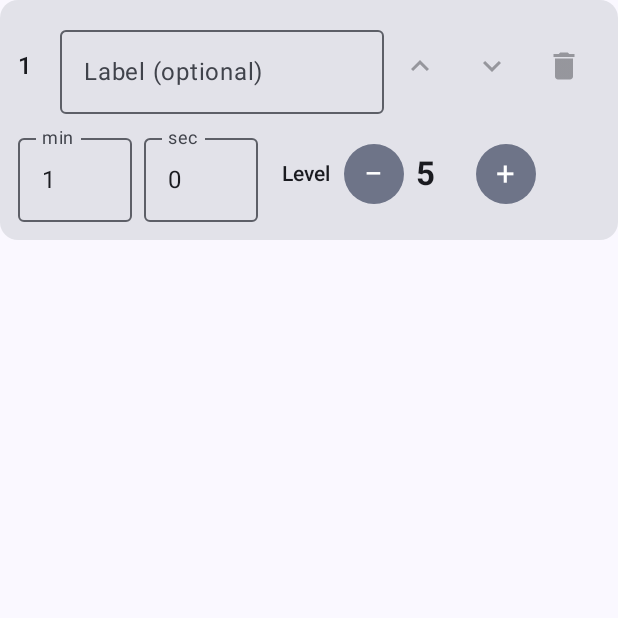
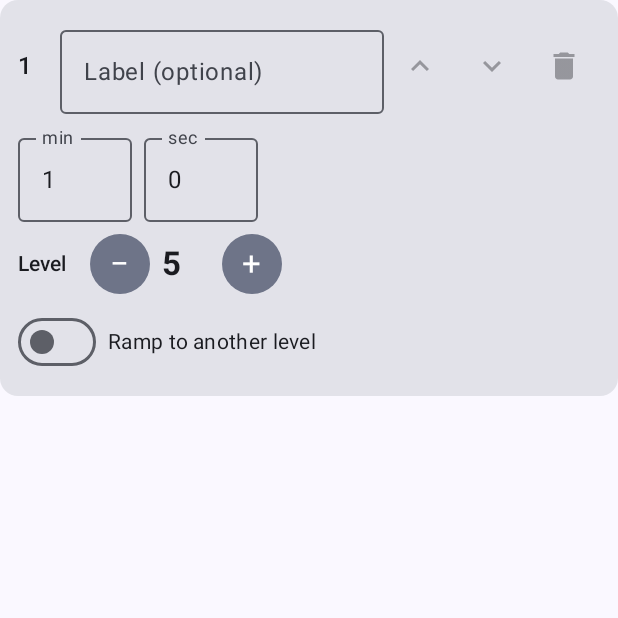
Before and after one commit to bt1002/bike-app, an Android app built with Jetpack Compose: the composable SegmentEditor called with empty values, on a phone screen of 412 x 824 dp, the top half of it. Run offline under Robolectric (Android 15) with nearby library versions, the phone set to English and light mode, and no system bars.

Commit message:
Ramp segments: change level steadily from one level to another
- Segment gains optional endLevel; levelAt() rounds the straight line between the two levels,
  so each step lasts the same time and peaks aren't held twice as long
- WorkoutEngine sends a level whenever the workout's level changes (not just at segment starts)
- Editor: 'Ramp to another level' switch with a To level; adding after a ramp ramps back
- Chart draws ramps with a sloped top; ride screen shows levels as 8->12
- 8 / 12 Steps becomes 8 / 12 Ramps: up 8->12 over 5 min, down over 5 min, three times

63 unit tests pass.

```diff
--- a/MerachRide/app/src/main/java/app/merachride/ui/WorkoutsScreen.kt
+++ b/MerachRide/app/src/main/java/app/merachride/ui/WorkoutsScreen.kt
@@ -30,6 +30,7 @@ import androidx.compose.material3.IconButton
 import androidx.compose.material3.MaterialTheme
 import androidx.compose.material3.OutlinedButton
 import androidx.compose.material3.OutlinedTextField
+import androidx.compose.material3.Switch
 import androidx.compose.material3.Text
 import androidx.compose.material3.TextButton
 import androidx.compose.runtime.Composable
@@ -279,28 +280,54 @@ private fun SegmentEditor(
             Row(verticalAlignment = Alignment.CenterVertically, horizontalArrangement = Arrangement.spacedBy(8.dp)) {
                 NumberField(seg.minutes, "min", Modifier.width(76.dp)) { onChange(seg.copy(minutes = it)) }
                 NumberField(seg.seconds, "sec", Modifier.width(76.dp)) { onChange(seg.copy(seconds = it)) }
-                Text("Level", style = MaterialTheme.typography.labelLarge, modifier = Modifier.padding(start = 8.dp))
-                FilledTonalIconButton(
-                    onClick = { onChange(seg.copy(level = seg.level - 1)) },
-                    enabled = seg.level > FtmsProtocol.MIN_LEVEL,
-                    modifier = Modifier.size(40.dp),
-                ) { Text("−", fontSize = 22.sp) }
+            }
+            Row(verticalAlignment = Alignment.CenterVertically, horizontalArrangement = Arrangement.spacedBy(8.dp)) {
                 Text(
-                    "${seg.level}",
-                    style = MaterialTheme.typography.titleLarge,
-                    fontWeight = FontWeight.Bold,
-                    modifier = Modifier.width(32.dp),
+                    if (seg.endLevel == null) "Level" else "From",
+                    style = MaterialTheme.typography.labelLarge,
+                    modifier = Modifier.width(40.dp),
                 )
-                FilledTonalIconButton(
-                    onClick = { onChange(seg.copy(level = seg.level + 1)) },
-                    enabled = seg.level < FtmsProtocol.MAX_LEVEL,
-                    modifier = Modifier.size(40.dp),
-                ) { Text("+", fontSize = 22.sp) }
+                LevelStepper(seg.level) { onChange(seg.copy(level = it)) }
+            }
+            Row(verticalAlignment = Alignment.CenterVertically, horizontalArrangement = Arrangement.spacedBy(8.dp)) {
+                Switch(
+                    checked = seg.endLevel != null,
+                    onCheckedChange = { on -> onChange(seg.copy(endLevel = if (on) seg.level else null)) },
+                )
+                val end = seg.endLevel
+                if (end == null) {
+                    Text("Ramp to another level", style = MaterialTheme.typography.bodyMedium)
+                } else {
+                    Text("To", style = MaterialTheme.typography.labelLarge, modifier = Modifier.width(24.dp))
+                    LevelStepper(end) { onChange(seg.copy(endLevel = it)) }
+                }
             }
             if (seg.durationSec == null) {
                 Text("Enter a time above 0 (seconds 0–59)", color = MaterialTheme.colorScheme.error, style = MaterialTheme.typography.bodySmall)
             }
         }
+    }
+}
+
+@Composable
+private fun LevelStepper(level: Int, onChange: (Int) -> Unit) {
+    Row(verticalAlignment = Alignment.CenterVertically, horizontalArrangement = Arrangement.spacedBy(8.dp)) {
+        FilledTonalIconButton(
+            onClick = { onChange(level - 1) },
+            enabled = level > FtmsProtocol.MIN_LEVEL,
+            modifier = Modifier.size(40.dp),
+        ) { Text("−", fontSize = 22.sp) }
+        Text(
+            "$level",
+            style = MaterialTheme.typography.titleLarge,
+            fontWeight = FontWeight.Bold,
+            modifier = Modifier.width(32.dp),
+        )
+        FilledTonalIconButton(
+            onClick = { onChange(level + 1) },
+            enabled = level < FtmsProtocol.MAX_LEVEL,
+            modifier = Modifier.size(40.dp),
+        ) { Text("+", fontSize = 22.sp) }
     }
 }
 
--- a/MerachRide/app/src/main/java/app/merachride/workout/WorkoutCodec.kt
+++ b/MerachRide/app/src/main/java/app/merachride/workout/WorkoutCodec.kt
@@ -3,6 +3,7 @@ package app.merachride.workout
 import app.merachride.data.MiniJson
 import app.merachride.data.asObject
 import app.merachride.data.int
+import app.merachride.data.intOrNull
 import app.merachride.data.objects
 import app.merachride.data.str
 import app.merachride.data.strOrNull
@@ -20,7 +21,7 @@ object WorkoutCodec {
                     "id" to w.id,
                     "name" to w.name,
                     "segments" to w.segments.map { s ->
-                        mapOf("sec" to s.durationSec, "level" to s.level, "label" to s.label)
+                        mapOf("sec" to s.durationSec, "level" to s.level, "label" to s.label, "endLevel" to s.endLevel)
                     },
                 )
             },
@@ -39,6 +40,7 @@ object WorkoutCodec {
                             durationSec = s.int("sec"),
                             level = s.int("level").coerceIn(FtmsProtocol.MIN_LEVEL, FtmsProtocol.MAX_LEVEL),
                             label = s.strOrNull("label") ?: "",
+                            endLevel = s.intOrNull("endLevel")?.coerceIn(FtmsProtocol.MIN_LEVEL, FtmsProtocol.MAX_LEVEL),
                         )
                     },
                     id = w.str("id"),
```
Also changed, not shown: MerachRide/app/src/main/java/app/merachride/ui/RideScreen.kt (+15 -9 lines), MerachRide/app/src/main/java/app/merachride/workout/SampleWorkouts.kt (+4 -4 lines), MerachRide/app/src/main/java/app/merachride/workout/Workout.kt (+31 -2 lines), MerachRide/app/src/main/java/app/merachride/workout/WorkoutDraft.kt (+14 -2 lines), MerachRide/app/src/main/java/app/merachride/workout/WorkoutEngine.kt (+11 -6 lines), 1 other file.
